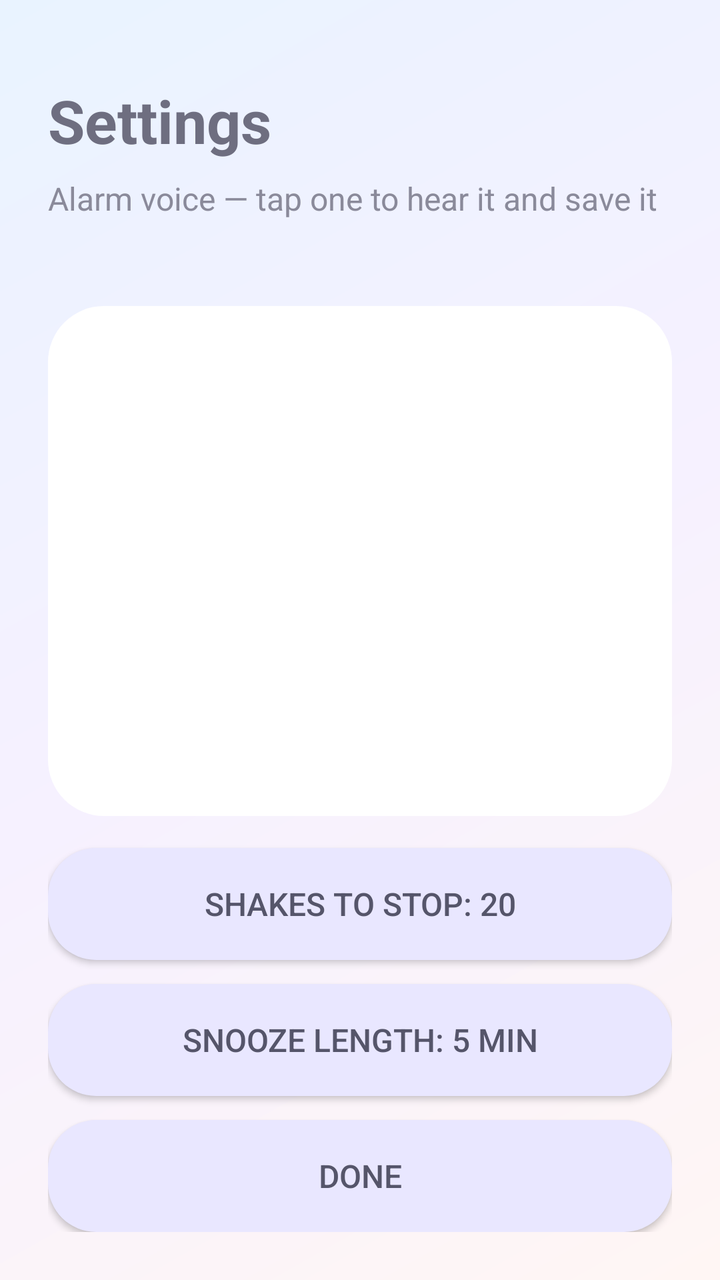
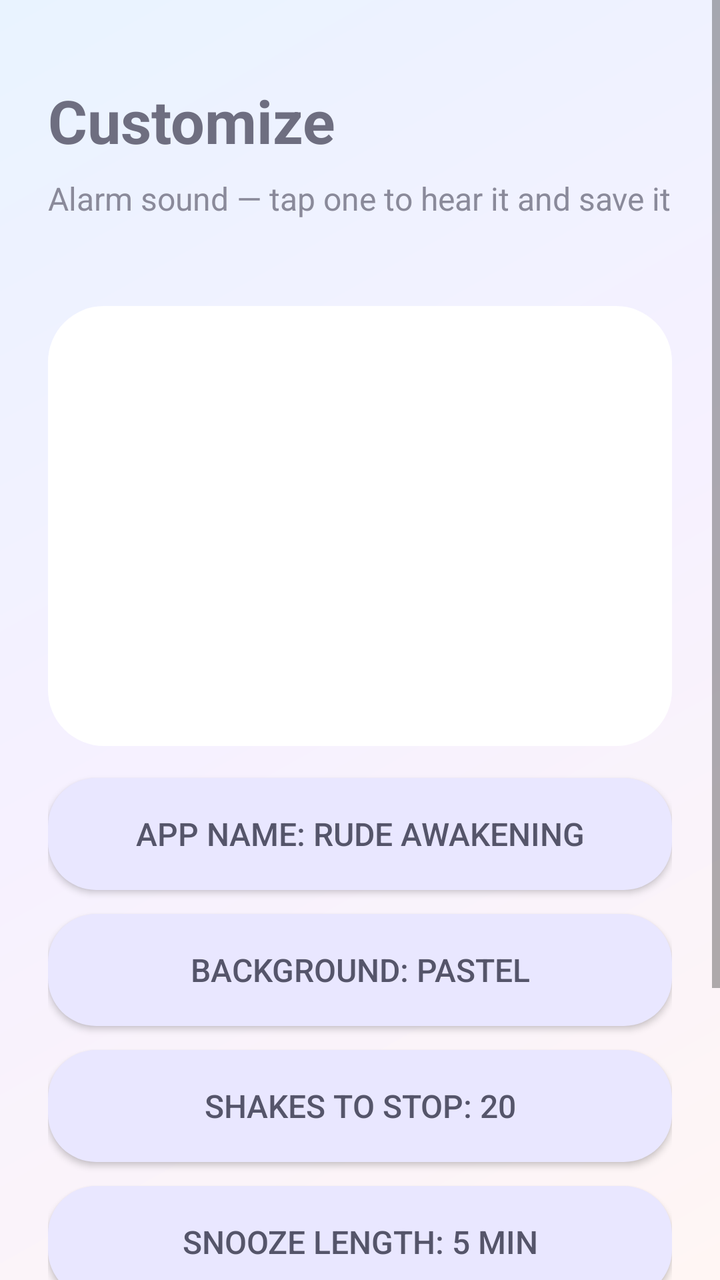

Compare the two renders of this Android layout. The source of the first and the diff that turns it into the second are given below.
<!-- AndroidManifest.xml: application theme AppTheme -->
<!-- res/layout/activity_settings.xml -->
<?xml version="1.0" encoding="utf-8"?>
<LinearLayout xmlns:android="http://schemas.android.com/apk/res/android"
    android:layout_width="match_parent"
    android:layout_height="match_parent"
    android:orientation="vertical"
    android:padding="24dp"
    android:background="@drawable/bg_gradient">

    <TextView
        android:layout_width="match_parent"
        android:layout_height="wrap_content"
        android:text="Settings"
        android:textSize="30sp"
        android:textColor="#6E6E80"
        android:textStyle="bold"
        android:layout_marginTop="16dp" />

    <TextView
        android:layout_width="match_parent"
        android:layout_height="wrap_content"
        android:text="Alarm voice — tap one to hear it and save it"
        android:textSize="16sp"
        android:textColor="#8A8A9A"
        android:layout_marginTop="8dp" />

    <TextView
        android:id="@+id/selectedVoiceText"
        android:layout_width="match_parent"
        android:layout_height="wrap_content"
        android:text=""
        android:textSize="14sp"
        android:textColor="#55556A"
        android:layout_marginTop="12dp" />

    <ListView
        android:id="@+id/voiceListView"
        android:layout_width="match_parent"
        android:layout_height="0dp"
        android:layout_weight="1"
        android:background="@drawable/card_bg"
        android:layout_marginTop="12dp" />

    <Button
        android:id="@+id/shakesButton"
        android:layout_width="match_parent"
        android:layout_height="56dp"
        android:text="Shakes to stop: 20"
        android:textSize="16sp"
        android:textColor="#55556A"
        android:background="@drawable/button_bg"
        android:layout_marginTop="16dp" />

    <Button
        android:id="@+id/snoozeButton"
        android:layout_width="match_parent"
        android:layout_height="56dp"
        android:text="Snooze length: 5 min"
        android:textSize="16sp"
        android:textColor="#55556A"
        android:background="@drawable/button_bg"
        android:layout_marginTop="12dp" />

    <Button
        android:id="@+id/doneButton"
        android:layout_width="match_parent"
        android:layout_height="56dp"
        android:text="Done"
        android:textSize="16sp"
        android:textColor="#55556A"
        android:background="@drawable/button_bg"
        android:layout_marginTop="12dp" />

</LinearLayout>
<!-- resources referenced by this layout -->
<resources>
  <!-- drawable bg_gradient (drawable) -->
  <?xml version="1.0" encoding="utf-8"?>
  <shape xmlns:android="http://schemas.android.com/apk/res/android"
      android:shape="rectangle">
      <gradient
          android:startColor="#FFF6F4"
          android:centerColor="#F6F1FF"
          android:endColor="#E9F3FF"
          android:angle="135"
          android:type="linear" />
  </shape>
  <!-- drawable button_bg (drawable) -->
  <?xml version="1.0" encoding="utf-8"?>
  <shape xmlns:android="http://schemas.android.com/apk/res/android"
      android:shape="rectangle">
      <solid android:color="#E9E7FF" />
      <corners android:radius="24dp" />
  </shape>
  <!-- drawable card_bg (drawable) -->
  <?xml version="1.0" encoding="utf-8"?>
  <shape xmlns:android="http://schemas.android.com/apk/res/android"
      android:shape="rectangle">
      <solid android:color="#FFFFFF" />
      <corners android:radius="28dp" />
  </shape>
  <style name="AppTheme" parent="android:Theme.Material.Light.NoActionBar">
          <item name="android:windowBackground">@drawable/bg_gradient</item>
          <item name="android:textColor">#55556A</item>
          <item name="android:colorAccent">#8A8AC0</item>
      </style>
</resources>

<!-- the commit's change to res/layout/activity_settings.xml (unified diff, before → after) -->
@@ -1,73 +1,106 @@
 <?xml version="1.0" encoding="utf-8"?>
-<LinearLayout xmlns:android="http://schemas.android.com/apk/res/android"
+<ScrollView xmlns:android="http://schemas.android.com/apk/res/android"
     android:layout_width="match_parent"
     android:layout_height="match_parent"
-    android:orientation="vertical"
-    android:padding="24dp"
     android:background="@drawable/bg_gradient">
 
-    <TextView
+    <LinearLayout
         android:layout_width="match_parent"
         android:layout_height="wrap_content"
-        android:text="Settings"
-        android:textSize="30sp"
-        android:textColor="#6E6E80"
-        android:textStyle="bold"
-        android:layout_marginTop="16dp" />
+        android:orientation="vertical"
+        android:padding="24dp">
 
-    <TextView
-        android:layout_width="match_parent"
-        android:layout_height="wrap_content"
-        android:text="Alarm voice — tap one to hear it and save it"
-        android:textSize="16sp"
-        android:textColor="#8A8A9A"
-        android:layout_marginTop="8dp" />
+        <TextView
+            android:layout_width="match_parent"
+            android:layout_height="wrap_content"
+            android:text="Customize"
+            android:textSize="30sp"
+            android:textColor="#6E6E80"
+            android:textStyle="bold"
+            android:layout_marginTop="16dp" />
 
-    <TextView
-        android:id="@+id/selectedVoiceText"
-        android:layout_width="match_parent"
-        android:layout_height="wrap_content"
-        android:text=""
-        android:textSize="14sp"
-        android:textColor="#55556A"
-        android:layout_marginTop="12dp" />
+        <TextView
+            android:layout_width="match_parent"
+            android:layout_height="wrap_content"
+            android:text="Alarm sound — tap one to hear it and save it"
+            android:textSize="16sp"
+            android:textColor="#8A8A9A"
+            android:layout_marginTop="8dp" />
 
-    <ListView
-        android:id="@+id/voiceListView"
-        android:layout_width="match_parent"
-        android:layout_height="0dp"
-        android:layout_weight="1"
-        android:background="@drawable/card_bg"
-        android:layout_marginTop="12dp" />
+        <TextView
+            android:id="@+id/selectedSoundText"
+            android:layout_width="match_parent"
+            android:layout_height="wrap_content"
+            android:text=""
+            android:textSize="14sp"
+            android:textColor="#55556A"
+            android:layout_marginTop="12dp" />
 
-    <Button
-        android:id="@+id/shakesButton"
-        android:layout_width="match_parent"
-        android:layout_height="56dp"
-        android:text="Shakes to stop: 20"
-        android:textSize="16sp"
-        android:textColor="#55556A"
-        android:background="@drawable/button_bg"
-        android:layout_marginTop="16dp" />
+        <ListView
+            android:id="@+id/soundListView"
+            android:layout_width="match_parent"
+            android:layout_height="220dp"
+            android:background="@drawable/card_bg"
+            android:layout_marginTop="12dp" />
 
-    <Button
-        android:id="@+id/snoozeButton"
-        android:layout_width="match_parent"
-        android:layout_height="56dp"
-        android:text="Snooze length: 5 min"
-        android:textSize="16sp"
-        android:textColor="#55556A"
-        android:background="@drawable/button_bg"
-        android:layout_marginTop="12dp" />
+        <Button
+            android:id="@+id/nameButton"
+            android:layout_width="match_parent"
+            android:layout_height="56dp"
+            android:text="App name: Rude Awakening"
+            android:textSize="16sp"
+            android:textColor="#55556A"
+            android:background="@drawable/button_bg"
+            android:layout_marginTop="16dp" />
 
-    <Button
-        android:id="@+id/doneButton"
-        android:layout_width="match_parent"
-        android:layout_height="56dp"
-        android:text="Done"
-        android:textSize="16sp"
-        android:textColor="#55556A"
-        android:background="@drawable/button_bg"
-        android:layout_marginTop="12dp" />
+        <Button
+            android:id="@+id/backgroundButton"
+            android:layout_width="match_parent"
+            android:layout_height="56dp"
+            android:text="Background: Pastel"
+            android:textSize="16sp"
+            android:textColor="#55556A"
+            android:background="@drawable/button_bg"
+            android:layout_marginTop="12dp" />
 
-</LinearLayout>
+        <Button
+            android:id="@+id/shakesButton"
+            android:layout_width="match_parent"
+            android:layout_height="56dp"
+            android:text="Shakes to stop: 20"
+            android:textSize="16sp"
+            android:textColor="#55556A"
+            android:background="@drawable/button_bg"
+            android:layout_marginTop="12dp" />
+
+        <Button
+            android:id="@+id/snoozeButton"
+            android:layout_width="match_parent"
+            android:layout_height="56dp"
+            android:text="Snooze length: 5 min"
+            android:textSize="16sp"
+            android:textColor="#55556A"
+            android:background="@drawable/button_bg"
+            android:layout_marginTop="12dp" />
+
+        <Button
+            android:id="@+id/doneButton"
+            android:layout_width="match_parent"
+            android:layout_height="56dp"
+            android:text="Done"
+            android:textSize="16sp"
+            android:textColor="#55556A"
+            android:background="@drawable/button_bg"
+            android:layout_marginTop="12dp" />
+
+        <TextView
+            android:layout_width="match_parent"
+            android:layout_height="wrap_content"
+            android:text="Metal clips: “Heavy Metal Riffs – Monolith” by Tri-Tachyon (CC BY), “Cyberpunk Metal” by Bertsz (CC0), “Hard Rock Loop” by BaDoink (CC0), “Heavy Metal” by Rínon Nínqueon (CC BY-SA), “Metal Hunters” by Gangrel (CC BY). Trimmed to 30-second clips."
+            android:textSize="12sp"
+            android:textColor="#9A9AB0"
+            android:layout_marginTop="16dp" />
+
+    </LinearLayout>
+
+</ScrollView>
